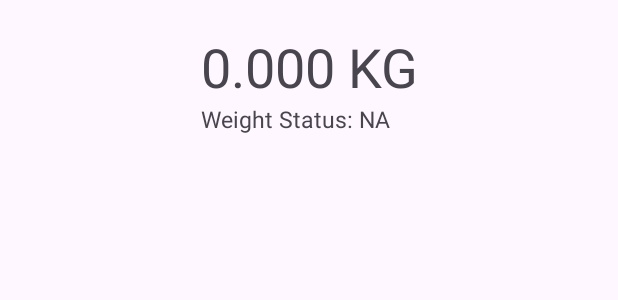
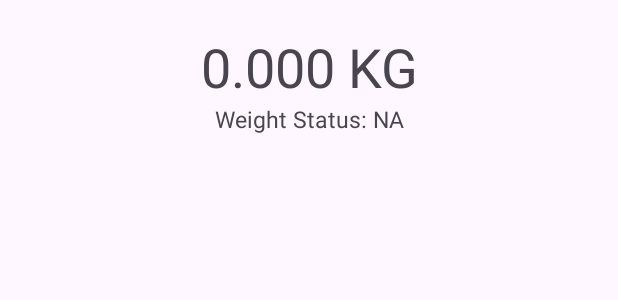
Before and after one commit to ankush-est/weight-scale-calculator, an Android app: the layout activity_main.xml on its own in the app's theme, with its tools: preview values and no code run, on a phone screen of 412 x 824 dp. Shown: the part 313-613 px from the top of the screen. Run offline under Robolectric (Android 15) with nearby library versions, the phone set to English and light mode, and no system bars.

Commit message:
Minor fixes

```diff
--- a/app/src/main/res/layout/activity_main.xml
+++ b/app/src/main/res/layout/activity_main.xml
@@ -32,13 +32,15 @@
             android:id="@+id/tvWeight"
             android:layout_width="wrap_content"
             android:layout_height="wrap_content"
+            android:layout_gravity="center"
             android:gravity="center"
             android:text="0.000 KG"
             android:textSize="36sp" />
 
         <LinearLayout
             android:layout_width="wrap_content"
-            android:layout_height="wrap_content">
+            android:layout_height="wrap_content"
+            android:layout_gravity="center">
 
             <TextView
                 android:layout_width="wrap_content"
```
